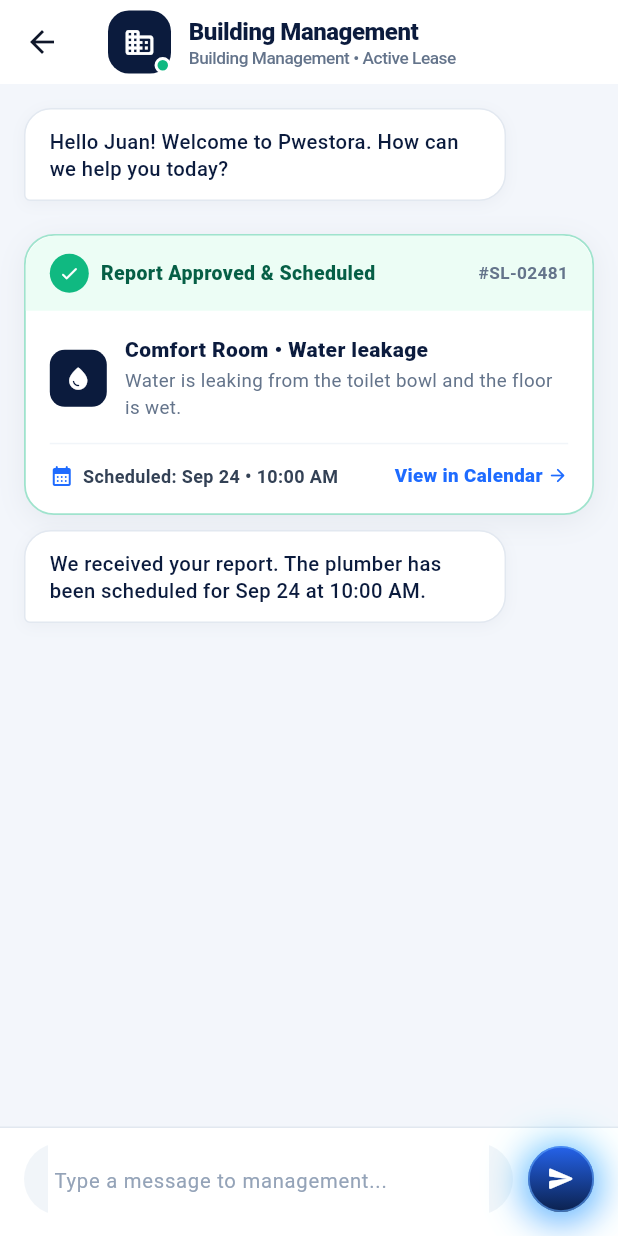
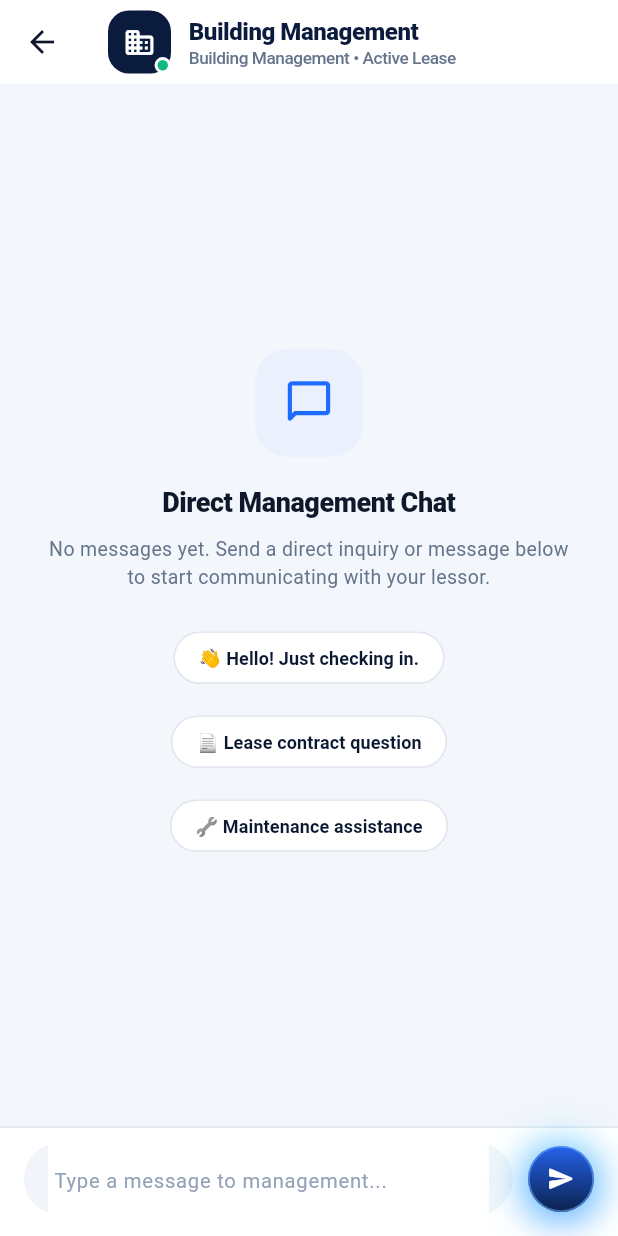
Before and after one commit to chrisacot305/pwestora_metrospace, a Flutter app: the MessagesScreen screen opened directly, on a phone screen of 412 x 824 dp. Run offline on Flutter 3.47's test engine with Material 3 defaults, Android fonts, the phone set to English and light mode, and no system bars; our stand-ins replace flutter_map, image_picker, latlong2, shared_preferences; accounts and stored records are empty; network calls fail.

Commit message:
fix: remove hardcoded mock chat messages, demo reports, and fallback usernames for new tenants

```diff
--- a/lib/screens/dashboard_screen.dart
+++ b/lib/screens/dashboard_screen.dart
@@ -30,7 +30,7 @@ class _DashboardScreenState extends State<DashboardScreen> {
   late Future<List<dynamic>> _propertiesFuture;
   late Future<List<dynamic>> _arrangementsFuture;
   late Future<List<Map<String, dynamic>>> _violationsFuture;
-  String _userName = 'Juan Dela Cruz';
+  String _userName = '';
   bool _gateChecked = false;
 
   @override
--- a/lib/screens/messages_screen.dart
+++ b/lib/screens/messages_screen.dart
@@ -112,27 +112,6 @@ class _MessagesScreenState extends State<MessagesScreen> {
 
   @override
   Widget build(BuildContext context) {
-    // If no messages yet, provide an initial friendly greeting and sample report thread
-    final displayMessages = _messages.isNotEmpty
-        ? _messages
-        : [
-            {
-              'sender': 'lessor',
-              'body': 'Hello Juan! Welcome to Pwestora. How can we help you today?',
-              'sent_at': '9:24 AM',
-            },
-            {
-              'sender': 'tenant',
-              'body': '🛠️ Maintenance Report (#SL-02481)\nCategory: Comfort Room • Water leakage\nDescription: Water is leaking from the toilet bowl and the floor is wet.\nStatus: Approved',
-              'sent_at': '9:25 AM',
-            },
-            {
-              'sender': 'lessor',
-              'body': 'We received your report. The plumber has been scheduled for Sep 24 at 10:00 AM.',
-              'sent_at': '9:28 AM',
-            },
-          ];
-
     return Scaffold(
       backgroundColor: const Color(0xFFF3F6FB),
       appBar: AppBar(
@@ -202,16 +181,18 @@ class _MessagesScreenState extends State<MessagesScreen> {
       body: SafeArea(
         child: Column(
           children: [
-            // Messages List
+            // Messages List / Empty State
             Expanded(
               child: _loading && _messages.isEmpty
                   ? const Center(child: CircularProgressIndicator(color: AppColors.electricBlue))
+                  : _messages.isEmpty
+                      ? _buildEmptyState()
                       : ListView.builder(
                           controller: _scrollCtrl,
                           padding: const EdgeInsets.symmetric(horizontal: 16, vertical: 16),
-                      itemCount: displayMessages.length,
+                          itemCount: _messages.length,
                           itemBuilder: (context, index) {
-                        final msg = displayMessages[index];
+                            final msg = _messages[index];
                             final isMe = msg['sender'] == 'tenant';
                             final body = msg['body'] ?? '';
                             final isReport = _isReportMessage(body);
@@ -286,6 +267,77 @@ class _MessagesScreenState extends State<MessagesScreen> {
           ],
         ),
       ),
+    );
+  }
+
+  Widget _buildEmptyState() {
+    return Center(
+      child: SingleChildScrollView(
+        physics: const BouncingScrollPhysics(),
+        padding: const EdgeInsets.all(32),
+        child: Column(
+          mainAxisAlignment: MainAxisAlignment.center,
+          children: [
+            Container(
+              width: 72,
+              height: 72,
+              decoration: BoxDecoration(
+                color: AppColors.accentSoft,
+                borderRadius: BorderRadius.circular(22),
+              ),
+              child: const Icon(
+                Icons.chat_bubble_outline_rounded,
+                size: 34,
+                color: AppColors.electricBlue,
+              ),
+            ),
+            const SizedBox(height: 18),
+            const Text(
+              'Direct Management Chat',
+              style: TextStyle(
+                fontSize: 18,
+                fontWeight: FontWeight.w800,
+                color: AppColors.ink900,
+                letterSpacing: -0.3,
+              ),
+            ),
+            const SizedBox(height: 8),
+            const Text(
+              'No messages yet. Send a direct inquiry or message below to start communicating with your lessor.',
+              textAlign: TextAlign.center,
+              style: TextStyle(
+                fontSize: 13,
+                color: AppColors.ink500,
+                height: 1.45,
+              ),
+            ),
+            const SizedBox(height: 20),
+            Wrap(
+              spacing: 8,
+              runSpacing: 8,
+              alignment: WrapAlignment.center,
+              children: [
+                _buildQuickPromptChip('👋 Hello! Just checking in.'),
+                _buildQuickPromptChip('📄 Lease contract question'),
+                _buildQuickPromptChip('🔧 Maintenance assistance'),
+              ],
+            ),
+          ],
+        ),
+      ),
+    );
+  }
+
+  Widget _buildQuickPromptChip(String prompt) {
+    return ActionChip(
+      label: Text(prompt, style: const TextStyle(fontSize: 12, fontWeight: FontWeight.w600, color: AppColors.primary)),
+      backgroundColor: Colors.white,
+      side: const BorderSide(color: Color(0xFFE2E8F0)),
+      shape: RoundedRectangleBorder(borderRadius: BorderRadius.circular(20)),
+      onPressed: () {
+        _msgCtrl.text = prompt;
+        _sendMessage();
+      },
     );
   }
 
--- a/lib/screens/profile_screen.dart
+++ b/lib/screens/profile_screen.dart
@@ -22,7 +22,7 @@ class ProfileScreen extends StatefulWidget {
 }
 
 class _ProfileScreenState extends State<ProfileScreen> {
-  String _name = 'Juan Dela Cruz';
+  String _name = '';
   Map<String, dynamic>? _leaseData;
   int _demoStrike = 0;
 
```
Lines whose indentation alone changed are shown as unchanged.
